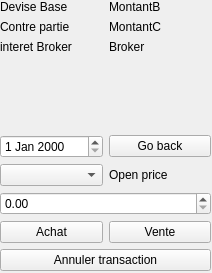
This is source/TradingSimulator/modepaspaswidget.ui in VSahanaa/LO21_TrandingSimulator as Qt 5 draws it before an edit. The edited form follows.
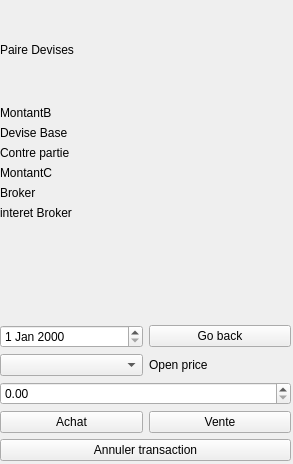
This is the edited form.

The edit to the form file:
```diff
--- a/source/TradingSimulator/modepaspaswidget.ui
+++ b/source/TradingSimulator/modepaspaswidget.ui
@@ -6,8 +6,8 @@
    <rect>
     <x>0</x>
     <y>0</y>
-    <width>212</width>
-    <height>273</height>
+    <width>293</width>
+    <height>464</height>
    </rect>
   </property>
   <property name="windowTitle">
@@ -18,8 +18,8 @@
     <rect>
      <x>0</x>
      <y>0</y>
-     <width>211</width>
-     <height>271</height>
+     <width>291</width>
+     <height>461</height>
     </rect>
    </property>
    <layout class="QVBoxLayout" name="VL_menu_2">
@@ -28,50 +28,66 @@
       <item>
        <layout class="QHBoxLayout" name="HL_infoDate">
         <item>
-         <layout class="QGridLayout" name="gridLayout_2">
-          <item row="3" column="0">
-           <widget class="QLabel" name="label_3">
-            <property name="text">
-             <string>interet Broker</string>
-            </property>
-           </widget>
-          </item>
-          <item row="2" column="0">
-           <widget class="QLabel" name="label_2">
-            <property name="text">
-             <string>Contre partie</string>
-            </property>
-           </widget>
-          </item>
-          <item row="0" column="0">
-           <widget class="QLabel" name="label">
-            <property name="text">
-             <string>Devise Base</string>
-            </property>
-           </widget>
-          </item>
-          <item row="3" column="1">
-           <widget class="QLabel" name="label_broker">
+         <layout class="QGridLayout" name="gridLayout_2"/>
+        </item>
+       </layout>
+      </item>
+      <item>
+       <widget class="QLabel" name="paireLabel">
+        <property name="sizePolicy">
+         <sizepolicy hsizetype="Preferred" vsizetype="Expanding">
+          <horstretch>0</horstretch>
+          <verstretch>0</verstretch>
+         </sizepolicy>
+        </property>
             <property name="text">
-             <string>Broker</string>
+         <string>Paire Devises</string>
             </property>
            </widget>
           </item>
-          <item row="0" column="1">
+      <item>
+       <layout class="QVBoxLayout" name="verticalLayout">
+        <item>
            <widget class="QLabel" name="label_montantBase">
             <property name="text">
              <string>MontantB</string>
             </property>
            </widget>
           </item>
-          <item row="2" column="1">
+        <item>
+         <widget class="QLabel" name="label">
+          <property name="text">
+           <string>Devise Base</string>
+          </property>
+         </widget>
+        </item>
+        <item>
+         <widget class="QLabel" name="label_2">
+          <property name="text">
+           <string>Contre partie</string>
+          </property>
+         </widget>
+        </item>
+        <item>
            <widget class="QLabel" name="label_montantContrepartie">
             <property name="text">
              <string>MontantC</string>
             </property>
            </widget>
           </item>
-         </layout>
+        <item>
+         <widget class="QLabel" name="label_broker">
+          <property name="text">
+           <string>Broker</string>
+          </property>
+         </widget>
+        </item>
+        <item>
+         <widget class="QLabel" name="label_3">
+          <property name="text">
+           <string>interet Broker</string>
+          </property>
+         </widget>
         </item>
        </layout>
       </item>
```
Lines whose indentation alone changed are shown as unchanged.
